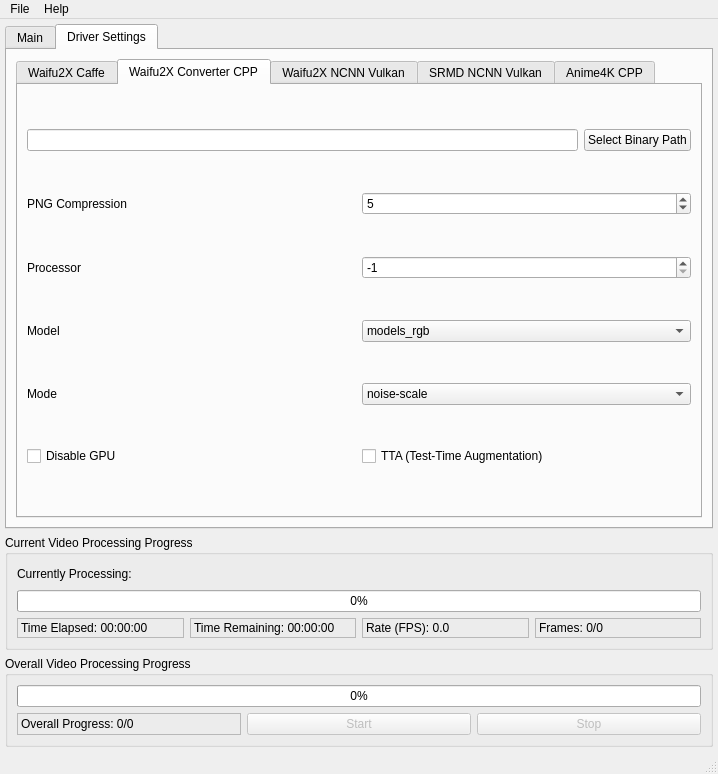
This is src/video2x_gui.ui in k4yt3x/video2x as Qt 5 draws it before an edit. The edited form follows.
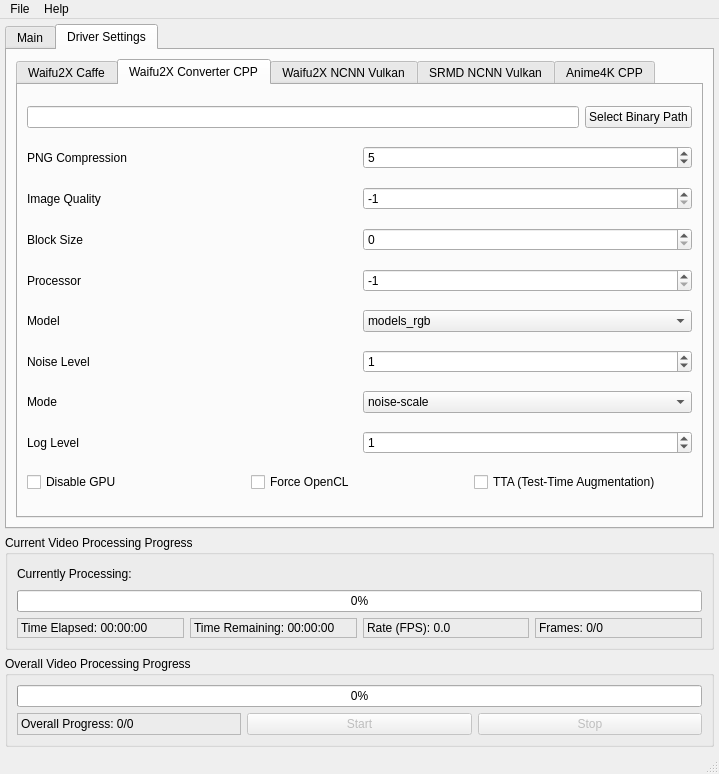
This is the edited form. The open tabs and pages were chosen to show the change.

Commit message: added more GUI options for waifu2x-converter-cpp

Diff of the .ui file:
```diff
--- a/src/video2x_gui.ui
+++ b/src/video2x_gui.ui
@@ -6,7 +6,7 @@
    <rect>
     <x>0</x>
     <y>0</y>
-    <width>718</width>
+    <width>719</width>
     <height>740</height>
    </rect>
   </property>
@@ -652,6 +652,48 @@
               </item>
              </layout>
             </item>
+            <item>
+             <layout class="QHBoxLayout" name="waifu2xConverterCppImageQualityHorizontalLayout">
+              <item>
+               <widget class="QLabel" name="waifu2xConverterCppImageQualityLabel">
+                <property name="text">
+                 <string>Image Quality</string>
+                </property>
+               </widget>
+              </item>
+              <item>
+               <widget class="QSpinBox" name="waifu2xConverterCppImageQualitySpinBox">
+                <property name="minimum">
+                 <number>-1</number>
+                </property>
+                <property name="maximum">
+                 <number>101</number>
+                </property>
+                <property name="value">
+                 <number>-1</number>
+                </property>
+               </widget>
+              </item>
+             </layout>
+            </item>
+            <item>
+             <layout class="QHBoxLayout" name="waifu2xConverterCppBlockSizeHorizontalLayout">
+              <item>
+               <widget class="QLabel" name="waifu2xConverterCppBlockSizeLabel">
+                <property name="text">
+                 <string>Block Size</string>
+                </property>
+               </widget>
+              </item>
+              <item>
+               <widget class="QSpinBox" name="waifu2xConverterCppBlockSizeSpinBox">
+                <property name="maximum">
+                 <number>9999</number>
+                </property>
+               </widget>
+              </item>
+             </layout>
+            </item>
             <item>
              <layout class="QHBoxLayout" name="waifu2xConverterCppProcessorHorizontalLayout">
               <item>
@@ -696,6 +738,27 @@
               </item>
              </layout>
             </item>
+            <item>
+             <layout class="QHBoxLayout" name="waifu2xConverterCppNoiseLevelHorizontalLayout">
+              <item>
+               <widget class="QLabel" name="waifu2xConverterCppNoiseLevelLabel">
+                <property name="text">
+                 <string>Noise Level</string>
+                </property>
+               </widget>
+              </item>
+              <item>
+               <widget class="QSpinBox" name="waifu2xConverterCppNoiseLevelSpinBox">
+                <property name="maximum">
+                 <number>3</number>
+                </property>
+                <property name="value">
+                 <number>1</number>
+                </property>
+               </widget>
+              </item>
+             </layout>
+            </item>
             <item>
              <layout class="QHBoxLayout" name="waifu2xConverterCppModeHorizontalLayout">
               <item>
@@ -726,6 +789,27 @@
               </item>
              </layout>
             </item>
+            <item>
+             <layout class="QHBoxLayout" name="waifu2xConverterCppLogLevelHorizontalLayout">
+              <item>
+               <widget class="QLabel" name="waifu2xConverterCppLogLevelLabel">
+                <property name="text">
+                 <string>Log Level</string>
+                </property>
+               </widget>
+              </item>
+              <item>
+               <widget class="QSpinBox" name="waifu2xConverterCppLogLevelSpinBox">
+                <property name="maximum">
+                 <number>4</number>
+                </property>
+                <property name="value">
+                 <number>1</number>
+                </property>
+               </widget>
+              </item>
+             </layout>
+            </item>
             <item>
              <layout class="QHBoxLayout" name="waifu2xConverterCppOptionsHorizontalLayout">
               <item>
@@ -736,7 +820,14 @@
                </widget>
               </item>
               <item>
-               <widget class="QCheckBox" name="ttaCheckBox">
+               <widget class="QCheckBox" name="waifu2xConverterCppForceOpenclCheckBox">
+                <property name="text">
+                 <string>Force OpenCL</string>
+                </property>
+               </widget>
+              </item>
+              <item>
+               <widget class="QCheckBox" name="waifu2xConverterCppTtaCheckBox">
                 <property name="text">
                  <string>TTA (Test-Time Augmentation)</string>
                 </property>
@@ -1462,7 +1553,7 @@
     <rect>
      <x>0</x>
      <y>0</y>
-     <width>718</width>
+     <width>719</width>
      <height>21</height>
     </rect>
    </property>
```
Left out of the diff: 2 changed lines with no effect on the pictures. The commit also changes 2 other files.
